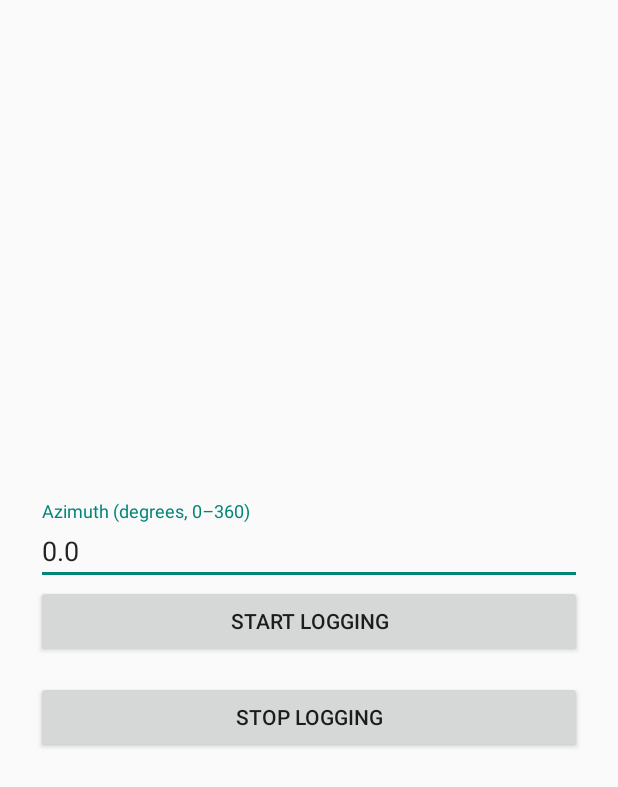
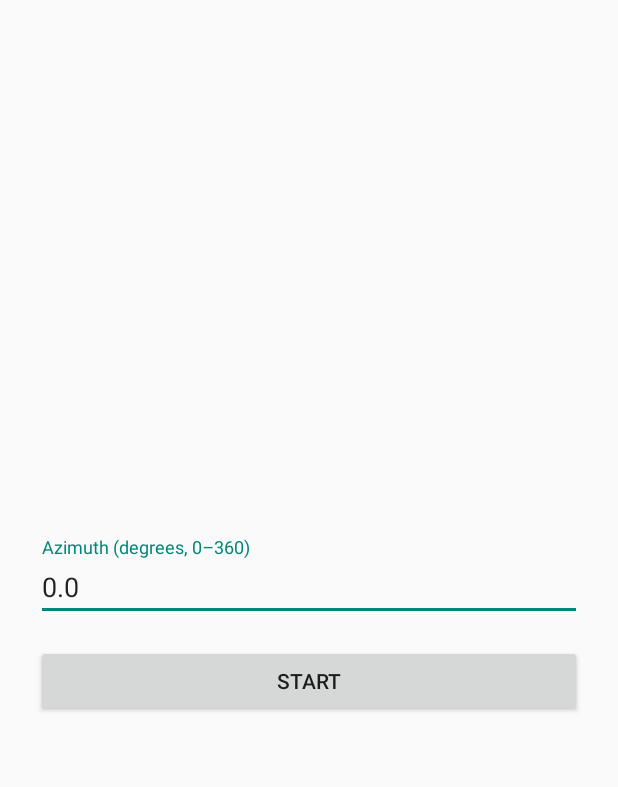
Before and after one commit to alexboutov/SensorLogger, an Android app: the screen it shows after launch (MainActivity), on a phone screen of 412 x 824 dp. Shown: the top 787 px of the screen. Run offline under Robolectric (Android 15) with nearby library versions, the phone set to English and light mode, and no system bars.

Commit message:
Toggle START/STOP

```diff
--- a/app/src/main/java/com/example/sensorlogger/MainActivity.kt
+++ b/app/src/main/java/com/example/sensorlogger/MainActivity.kt
@@ -15,6 +15,9 @@ class MainActivity : AppCompatActivity() {
     private lateinit var binding: ActivityMainBinding
     private val prefs by lazy { getSharedPreferences(PREFS_NAME, MODE_PRIVATE) }
 
+    // Local UI state for the toggle button
+    private var isLogging = false
+
     override fun onCreate(savedInstanceState: Bundle?) {
         super.onCreate(savedInstanceState)
         binding = ActivityMainBinding.inflate(layoutInflater)
@@ -24,6 +27,9 @@ class MainActivity : AppCompatActivity() {
         val last = prefs.getString(PREF_AZIMUTH, "0.0") ?: "0.0"
         binding.azimuthEditText.setText(last)
 
+        // Initial label for the single button
+        updateStartStopLabel()
+
         // 2) Save when user taps "Done" on the keyboard
         binding.azimuthEditText.setOnEditorActionListener { _, actionId, _ ->
             if (actionId == EditorInfo.IME_ACTION_DONE) {
@@ -32,8 +38,10 @@ class MainActivity : AppCompatActivity() {
             } else false
         }
 
-        // 3) START: save + normalize and pass to service
-        binding.startButton.setOnClickListener {
+        // 3) Single START/STOP toggle
+        binding.startStopButton.setOnClickListener {
+            if (!isLogging) {
+                // START: save + normalize + pass to service
                 saveAzimuth()
                 val azText = binding.azimuthEditText.text?.toString()?.trim().orEmpty()
                 val azimuthDeg = azText.toDoubleOrNull()?.let { v ->
@@ -45,19 +53,23 @@ class MainActivity : AppCompatActivity() {
                 val intent = Intent(this, SensorLoggerService::class.java).apply {
                     putExtra(EXTRA_AZIMUTH_DEG, azimuthDeg)
                 }
-            // Use the same start call you already use (foreground or not)
+                // Use the same start call you already use
                 startService(intent)
+
+                isLogging = true
+                updateStartStopLabel()
+            } else {
+                // STOP
+                stopService(Intent(this, SensorLoggerService::class.java))
+                isLogging = false
+                updateStartStopLabel()
             }
-
-        // 4) STOP remains as you have it
-        binding.stopButton.setOnClickListener {
-            stopService(Intent(this, SensorLoggerService::class.java))
         }
     }
 
     override fun onPause() {
         super.onPause()
-        // 5) Save on lifecycle exit as well
+        // 4) Save on lifecycle exit as well
         saveAzimuth()
     }
 
@@ -65,4 +77,8 @@ class MainActivity : AppCompatActivity() {
         val azText = binding.azimuthEditText.text?.toString()?.trim().orEmpty()
         prefs.edit().putString(PREF_AZIMUTH, azText).apply()
     }
+
+    private fun updateStartStopLabel() {
+        binding.startStopButton.text = if (isLogging) "STOP" else "START"
     }
+}
--- a/app/src/main/res/layout/activity_main.xml
+++ b/app/src/main/res/layout/activity_main.xml
@@ -5,6 +5,7 @@
     android:gravity="center"
     android:orientation="vertical"
     android:padding="24dp">
+
     <!-- Azimuth input (degrees 0–360) -->
     <com.google.android.material.textfield.TextInputLayout
         android:id="@+id/azimuthInputLayout"
@@ -23,16 +24,12 @@
             android:hint="e.g., 90.0" />
     </com.google.android.material.textfield.TextInputLayout>
 
+    <!-- Single START/STOP toggle button -->
     <Button
-        android:id="@+id/startButton"
+        android:id="@+id/startStopButton"
         android:layout_width="match_parent"
         android:layout_height="wrap_content"
-        android:text="Start Logging" />
+        android:text="START"
+        android:layout_marginTop="16dp" />
 
-    <Button
-        android:id="@+id/stopButton"
-        android:layout_width="match_parent"
-        android:layout_height="wrap_content"
-        android:text="Stop Logging"
-        android:layout_marginTop="16dp"/>
 </LinearLayout>
```
Also changed, not shown: 1 other file. Lines whose indentation alone changed are shown as unchanged.
